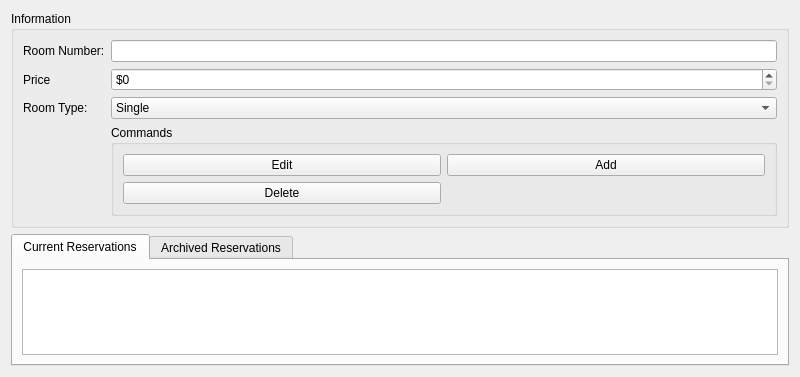
Qt form src/main/resources/base/room.ui (dagayveggi/HotelManagementSystem) before a commit.
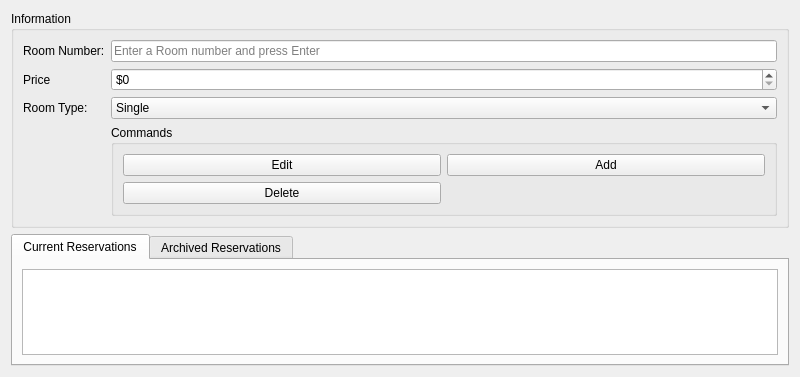
The same form after that commit. Icons and pictures are not drawn.

Commit message:
UI update and work on finding Room data by Room #
The migration from SQLite3 to PyQt5's QSqlQuery really set some problems
for because in SQLite you would execute a statement and get your data
back in a tuple but in QSqlQuery you have to call next() for each row
(If I'm correct) and then get the row's values in the value() func/list

```diff
--- a/src/main/resources/base/room.ui
+++ b/src/main/resources/base/room.ui
@@ -135,7 +135,11 @@
          </widget>
         </item>
         <item row="0" column="1">
-         <widget class="QLineEdit" name="lineEdit"/>
+         <widget class="QLineEdit" name="lineEdit">
+          <property name="placeholderText">
+           <string>Enter a Room number and press Enter</string>
+          </property>
+         </widget>
         </item>
         <item row="7" column="1">
          <widget class="QComboBox" name="comboBox">
```
The commit also changes 4 other files.
